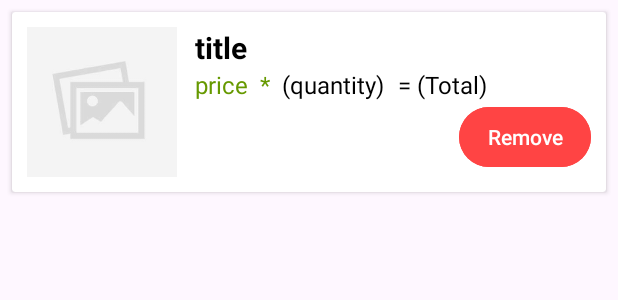
After one commit to dinodtharinda/MAD-Assessment-4, an Android app: the layout cart_item_layout.xml on its own in the app's theme, with its tools: preview values and no code run, on a phone screen of 412 x 824 dp. The commit adds this screen. Shown: the top 300 px of the screen. Run offline under Robolectric (Android 15) with nearby library versions, the phone set to English and light mode, and no system bars.

Commit message:
cart add part

```diff
--- a/app/src/main/java/com/example/mad_assessment_4/controllers/CustomerController.java
+++ b/app/src/main/java/com/example/mad_assessment_4/controllers/CustomerController.java
@@ -52,5 +52,9 @@ public class CustomerController {
        Helper.clearSharedPreferences(context);
     }
 
+    public  Customer getCustomerDetails(String email){
+       return customerRepo.getCustomerByById(email);
+    }
+
 
 }
--- a/app/src/main/java/com/example/mad_assessment_4/data/repositories/CustomerRepo.java
+++ b/app/src/main/java/com/example/mad_assessment_4/data/repositories/CustomerRepo.java
@@ -23,5 +23,10 @@ public class CustomerRepo {
 
     }
 
+    public Customer getCustomerByById(String email){
+        return dbHelper.getCustomerByEmail(email);
+    }
+
+
 
 }
--- a/app/src/main/java/com/example/mad_assessment_4/utils/Constants.java
+++ b/app/src/main/java/com/example/mad_assessment_4/utils/Constants.java
@@ -1,5 +1,7 @@
 package com.example.mad_assessment_4.utils;
 
 public class Constants {
+
     static public  String USER_ID = "user_id";
+    static public  String EMAIL = "email";
 }
--- a/app/src/main/java/com/example/mad_assessment_4/views/LoginActivity.java
+++ b/app/src/main/java/com/example/mad_assessment_4/views/LoginActivity.java
@@ -69,6 +69,7 @@ public class LoginActivity extends AppCompatActivity {
                       etEmail.setText("");
                       etPassword.setText("");
                       startActivity(homeScreen);
+                      Helper.saveStringToSharedPref(LoginActivity.this,Constants.EMAIL,email);
                       finish();
                   }else{
                       Toast.makeText(LoginActivity.this, "Invalid Credentials", Toast.LENGTH_SHORT).show();
--- /dev/null
+++ b/app/src/main/res/layout/cart_item_layout.xml
@@ -0,0 +1,95 @@
+<?xml version="1.0" encoding="utf-8"?>
+<androidx.cardview.widget.CardView xmlns:android="http://schemas.android.com/apk/res/android"
+    android:layout_width="match_parent"
+    android:layout_height="wrap_content"
+    xmlns:app="http://schemas.android.com/apk/res-auto"
+    android:layout_margin="8dp"
+    android:elevation="4dp"
+    app:contentPadding="10dp"
+    android:padding="12dp">
+
+    <LinearLayout
+        android:layout_width="match_parent"
+        android:layout_height="wrap_content"
+        android:orientation="horizontal">
+
+        <!-- Left Side: Image -->
+        <ImageView
+            android:id="@+id/ivItem"
+            android:layout_width="100dp"
+            android:layout_height="100dp"
+            android:scaleType="centerCrop"
+            android:src="@drawable/image_placeholder"
+            android:layout_marginEnd="12dp"/>
+
+        <!-- Right Side: Details -->
+        <LinearLayout
+            android:layout_width="0dp"
+            android:layout_height="wrap_content"
+            android:layout_weight="1"
+            android:orientation="vertical">
+
+            <!-- Name -->
+            <TextView
+                android:id="@+id/tvItemName"
+                android:text="title"
+                android:layout_width="match_parent"
+                android:layout_height="wrap_content"
+                android:textSize="20sp"
+                android:textColor="@android:color/black"
+                android:textStyle="bold"/>
+
+            <!-- Price and Quantity -->
+            <LinearLayout
+                android:layout_width="match_parent"
+                android:layout_height="wrap_content"
+                android:orientation="horizontal"
+                android:gravity="center_vertical">
+
+                <TextView
+                    android:id="@+id/tvPrice"
+                    android:layout_width="wrap_content"
+                    android:layout_height="wrap_content"
+                    android:textSize="16sp"
+                    android:text="price  *"
+                    android:textColor="@android:color/holo_green_dark"
+                    android:layout_marginEnd="8dp"/>
+
+                <TextView
+                    android:id="@+id/tvQuantity"
+                    android:text="(quantity)"
+                    android:layout_width="wrap_content"
+                    android:layout_height="wrap_content"
+                    android:textSize="16sp"
+                    android:textColor="@android:color/black"/>
+
+                <TextView
+                    android:id="@+id/tvTotal"
+                    android:text="= (Total)"
+                    android:layout_width="wrap_content"
+                    android:layout_height="wrap_content"
+                    android:textSize="16sp"
+                    android:layout_marginStart="9dp"
+                    android:textColor="@android:color/black"/>
+
+            </LinearLayout>
+
+            <!-- Remove Button -->
+            <Button
+                android:id="@+id/buttonRemoveCartItem"
+                android:layout_width="wrap_content"
+                android:layout_height="wrap_content"
+                android:text="Remove"
+                android:textColor="@android:color/white"
+                android:backgroundTint="@android:color/holo_red_light"
+                android:layout_gravity="end"
+                android:paddingStart="16dp"
+                android:paddingEnd="16dp"
+                android:paddingTop="8dp"
+                android:paddingBottom="8dp" />
+
+        </LinearLayout>
+
+    </LinearLayout>
+
+</androidx.cardview.widget.CardView>
```
Also changed, not shown: app/src/main/java/com/example/mad_assessment_4/adapters/CartItemAdapter.java (added, +83 -0 lines), app/src/main/java/com/example/mad_assessment_4/data/models/CartItem.java (added, +24 -0 lines), app/src/main/java/com/example/mad_assessment_4/utils/CartManager.java (added, +50 -0 lines), app/src/main/java/com/example/mad_assessment_4/utils/Helper.java (+3 -6 lines), app/src/main/java/com/example/mad_assessment_4/views/PizzaDetailsActivity.java (+5 -3 lines), app/src/main/java/com/example/mad_assessment_4/views/fragments/CartFragment.java (+47 -2 lines), app/src/main/java/com/example/mad_assessment_4/views/fragments/ProfileFragment.java (+24 -3 lines), app/src/main/res/layout/fragment_cart.xml (+8 -3 lines), app/src/main/res/layout/fragment_profile.xml (+9 -33 lines).
